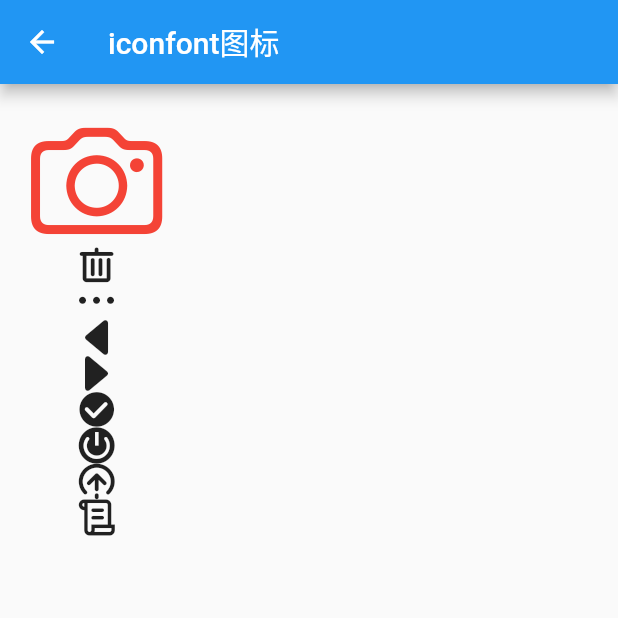
After one commit to lifan-github/flutter_learn_app, a Flutter app: the IconFontPage screen opened directly, on a phone screen of 412 x 824 dp, the top half of it. The commit adds this screen. Run offline on Flutter 3.47's test engine with Material 2 defaults, Android fonts, the phone set to English and light mode, and no system bars; our stand-ins replace dio, shared_preferences; accounts and stored records are empty.

Commit message:
iconfont使用

```diff
--- /dev/null
+++ b/lib/common/iconfont.dart
@@ -0,0 +1,108 @@
+/// iconfont.css 生成iconfont.dart 文件
+/// 工具： https://xwrite.gitee.io/blog/
+import 'package:flutter/widgets.dart';
+class IconFont{
+	static const String _family = 'iconfont';
+	IconFont._();
+	static const IconData icon_camera = IconData(0xe65f, fontFamily: _family);
+	static const IconData icon_delete = IconData(0xe65e, fontFamily: _family);
+	static const IconData icon_ellipsis = IconData(0xe65d, fontFamily: _family);
+	static const IconData icon_left = IconData(0xe65b, fontFamily: _family);
+	static const IconData icon_right = IconData(0xe65c, fontFamily: _family);
+	static const IconData icon_success01 = IconData(0xe65a, fontFamily: _family);
+	static const IconData icon_power = IconData(0xe659, fontFamily: _family);
+	static const IconData icon_order02 = IconData(0xe657, fontFamily: _family);
+	static const IconData icon_list = IconData(0xe658, fontFamily: _family);
+	static const IconData icon_err01 = IconData(0xe656, fontFamily: _family);
+	static const IconData icon_zu3227 = IconData(0xe627, fontFamily: _family);
+	static const IconData icon_zu3014 = IconData(0xe655, fontFamily: _family);
+	static const IconData icon_listSuccess = IconData(0xe626, fontFamily: _family);
+	static const IconData icon_my_more = IconData(0xe654, fontFamily: _family);
+	static const IconData icon_shaixuan1 = IconData(0xe64f, fontFamily: _family);
+	static const IconData icon_xiala = IconData(0xe653, fontFamily: _family);
+	static const IconData icon_icon_go_share = IconData(0xe651, fontFamily: _family);
+	static const IconData icon_more = IconData(0xe652, fontFamily: _family);
+	static const IconData icon_OTC_dingdan1 = IconData(0xe650, fontFamily: _family);
+	static const IconData icon_gonggao = IconData(0xe64d, fontFamily: _family);
+	static const IconData icon_assets_heyuejiaoyi = IconData(0xe64e, fontFamily: _family);
+	static const IconData icon_assets_rujin = IconData(0xe64a, fontFamily: _family);
+	static const IconData icon_assets_huazhuan = IconData(0xe64b, fontFamily: _family);
+	static const IconData icon_assets_chujin = IconData(0xe64c, fontFamily: _family);
+	static const IconData icon_anquanzhongxin_my = IconData(0xe642, fontFamily: _family);
+	static const IconData icon_bangzhuzhongxin_my = IconData(0xe643, fontFamily: _family);
+	static const IconData icon_jijiahuobi_my = IconData(0xe644, fontFamily: _family);
+	static const IconData icon_shoukuanfangshi_my = IconData(0xe645, fontFamily: _family);
+	static const IconData icon_genghuanyuyan_my = IconData(0xe646, fontFamily: _family);
+	static const IconData icon_tibidizhi_my = IconData(0xe647, fontFamily: _family);
+	static const IconData icon_yaoqingjiangli_my = IconData(0xe648, fontFamily: _family);
+	static const IconData icon_xitongshezhi_my = IconData(0xe649, fontFamily: _family);
+	static const IconData icon_Select = IconData(0xe624, fontFamily: _family);
+	static const IconData icon_xiangshangjiantou_mianxing = IconData(0xe60c, fontFamily: _family);
+	static const IconData icon_shuaxin = IconData(0xe60b, fontFamily: _family);
+	static const IconData icon_heyuejiaoyi = IconData(0xe609, fontFamily: _family);
+	static const IconData icon_maibi01 = IconData(0xe641, fontFamily: _family);
+	static const IconData icon_withdraw01 = IconData(0xe606, fontFamily: _family);
+	static const IconData icon_transfer01 = IconData(0xe608, fontFamily: _family);
+	static const IconData icon_deposit02 = IconData(0xe60a, fontFamily: _family);
+	static const IconData icon_image = IconData(0xe6fb, fontFamily: _family);
+	static const IconData icon_send = IconData(0xe625, fontFamily: _family);
+	static const IconData icon_assets = IconData(0xe640, fontFamily: _family);
+	static const IconData icon_arrow_checked = IconData(0xe623, fontFamily: _family);
+	static const IconData icon_clock = IconData(0xe620, fontFamily: _family);
+	static const IconData icon_msg = IconData(0xe622, fontFamily: _family);
+	static const IconData icon_shezhi = IconData(0xe63f, fontFamily: _family);
+	static const IconData icon_order = IconData(0xe61f, fontFamily: _family);
+	static const IconData icon_wait = IconData(0xe604, fontFamily: _family);
+	static const IconData icon_err = IconData(0xe603, fontFamily: _family);
+	static const IconData icon_success = IconData(0xe602, fontFamily: _family);
+	static const IconData icon_add = IconData(0xe601, fontFamily: _family);
+	static const IconData icon_saoyisao = IconData(0xe63d, fontFamily: _family);
+	static const IconData icon_dizhibao = IconData(0xe63e, fontFamily: _family);
+	static const IconData icon_zijinjilu = IconData(0xe63c, fontFamily: _family);
+	static const IconData icon_bukejian = IconData(0xe63b, fontFamily: _family);
+	static const IconData icon_warn = IconData(0xe63a, fontFamily: _family);
+	static const IconData icon_notice = IconData(0xe639, fontFamily: _family);
+	static const IconData icon_vector = IconData(0xe638, fontFamily: _family);
+	static const IconData icon_my = IconData(0xe632, fontFamily: _family);
+	static const IconData icon_contract_hover = IconData(0xe637, fontFamily: _family);
+	static const IconData icon_radio = IconData(0xe636, fontFamily: _family);
+	static const IconData icon_radio_checked = IconData(0xedaf, fontFamily: _family);
+	static const IconData icon_assets_hover = IconData(0xe630, fontFamily: _family);
+	static const IconData icon_my_hover = IconData(0xe631, fontFamily: _family);
+	static const IconData icon_contract = IconData(0xe633, fontFamily: _family);
+	static const IconData icon_home_hover = IconData(0xe634, fontFamily: _family);
+	static const IconData icon_home = IconData(0xe635, fontFamily: _family);
+	static const IconData icon_xianshi = IconData(0xe62f, fontFamily: _family);
+	static const IconData icon_kuaijiemaibi = IconData(0xe62b, fontFamily: _family);
+	static const IconData icon_tibi = IconData(0xe62c, fontFamily: _family);
+	static const IconData icon_chongzhi = IconData(0xe62d, fontFamily: _family);
+	static const IconData icon_huazhuan = IconData(0xe62e, fontFamily: _family);
+	static const IconData icon_copy = IconData(0xe6e5, fontFamily: _family);
+	static const IconData icon_warn01 = IconData(0xe78e, fontFamily: _family);
+	static const IconData icon_home01 = IconData(0xe78d, fontFamily: _family);
+	static const IconData icon_icon_correct = IconData(0xe6d0, fontFamily: _family);
+	static const IconData icon_text = IconData(0xe62a, fontFamily: _family);
+	static const IconData icon_in = IconData(0xe629, fontFamily: _family);
+	static const IconData icon_shutdown = IconData(0xe628, fontFamily: _family);
+	static const IconData icon_filter = IconData(0xe617, fontFamily: _family);
+	static const IconData icon_lightning = IconData(0xe616, fontFamily: _family);
+	static const IconData icon_transfer_horizontal = IconData(0xe60e, fontFamily: _family);
+	static const IconData icon_user = IconData(0xe605, fontFamily: _family);
+	static const IconData icon_user_hover = IconData(0xe607, fontFamily: _family);
+	static const IconData icon_close = IconData(0xe60d, fontFamily: _family);
+	static const IconData icon_help = IconData(0xe60f, fontFamily: _family);
+	static const IconData icon_triangle_down = IconData(0xe610, fontFamily: _family);
+	static const IconData icon_arrow_right = IconData(0xe611, fontFamily: _family);
+	static const IconData icon_share = IconData(0xe612, fontFamily: _family);
+	static const IconData icon_amplification = IconData(0xe613, fontFamily: _family);
+	static const IconData icon_arrow_left = IconData(0xe614, fontFamily: _family);
+	static const IconData icon_checkbox_checked = IconData(0xe615, fontFamily: _family);
+	static const IconData icon_checkbox = IconData(0xe618, fontFamily: _family);
+	static const IconData icon_transfer = IconData(0xe619, fontFamily: _family);
+	static const IconData icon_err02 = IconData(0xe61a, fontFamily: _family);
+	static const IconData icon_star_empty = IconData(0xe61b, fontFamily: _family);
+	static const IconData icon_star_real = IconData(0xe61c, fontFamily: _family);
+	static const IconData icon_arr_up01 = IconData(0xe61d, fontFamily: _family);
+	static const IconData icon_search = IconData(0xe61e, fontFamily: _family);
+	static const IconData icon_rules = IconData(0xe621, fontFamily: _family);
+}
--- a/lib/main.dart
+++ b/lib/main.dart
@@ -3,6 +3,7 @@ import 'package:flutter_learn_app/routes/tab_navigator.dart';
 import 'package:flutter_learn_app/views/assets/details.dart';
 import 'package:flutter_learn_app/views/home/details.dart';
 import 'package:flutter_learn_app/views/home/gridView.dart';
+import 'package:flutter_learn_app/views/home/iconfont_page.dart';
 import 'package:flutter_learn_app/views/home/listTile.dart';
 import 'package:flutter_learn_app/views/home/listview.dart';
 import 'package:flutter_learn_app/views/home/listview_load_more_page.dart';
@@ -53,6 +54,7 @@ class MyApp extends StatelessWidget {
           "local_cache_page": (context) => LocalCachePage(),
           "listview_load_more_page": (context) => ListViewLoadMorePage(),
           "listtile_page": (context) => ListTilePage(),
+          "iconfont_page": (context) => IconFontPage(),
         };
         if(!isLogin){
           return MaterialPageRoute(builder: (context) => LoginRoute());
--- a/lib/views/home/home_page.dart
+++ b/lib/views/home/home_page.dart
@@ -15,6 +15,7 @@ class _HomePageState extends State<HomePage> {
   var item6 = const {'labelText': 'GridView列表', 'route': 'gridview_page'};
   var item7 = const {'labelText': 'ListView加载更多', 'route': 'listview_load_more_page'};
   var item8 = const {'labelText': 'ListTile列表块', 'route': 'listtile_page'};
+  var item9 = const {'labelText': 'IconFont文字图标使用', 'route': 'iconfont_page'};
 
   @override
   void initState() {
@@ -40,6 +41,7 @@ class _HomePageState extends State<HomePage> {
                 _ListItem(item6),
                 _ListItem(item7),
                 _ListItem(item8),
+                _ListItem(item9),
               ],
             ),
           )
--- /dev/null
+++ b/lib/views/home/iconfont_page.dart
@@ -0,0 +1,29 @@
+import 'package:flutter/material.dart';
+import 'package:flutter_learn_app/common/iconfont.dart';
+
+class IconFontPage extends StatelessWidget {
+  @override
+  Widget build(BuildContext context) {
+    return Scaffold(
+      appBar: AppBar(
+        title: Text('iconfont图标'),
+      ),
+      body: Container(
+        padding: EdgeInsets.all(20.0),
+        child: Column(
+          children: [
+            Icon(IconFont.icon_camera, color: Colors.red, size: 89.0),
+            Icon(IconFont.icon_delete),
+            Icon(IconFont.icon_ellipsis),
+            Icon(IconFont.icon_left),
+            Icon(IconFont.icon_right),
+            Icon(IconFont.icon_success01),
+            Icon(IconFont.icon_power),
+            Icon(IconFont.icon_order02),
+            Icon(IconFont.icon_list),
+          ],
+        ),
+      ),
+    );
+  }
+}
--- a/pubspec.yaml
+++ b/pubspec.yaml
@@ -49,6 +49,12 @@ flutter:
   # the material Icons class.
   uses-material-design: true
 
+  fonts:
+    - family: iconfont
+      fonts:
+        - asset: assets/fonts/iconfont.ttf
+    # 注意此处路劲缩进，否则不会显示
+
   # To add assets to your application, add an assets section, like this:
   # assets:
   #   - images/a_dot_burr.jpeg
```
Also changed, not shown: assets/fonts/iconfont.ttf (added), lib/static/pic1.png (deleted), lib/static/pic2.png (deleted), 1 other file.
